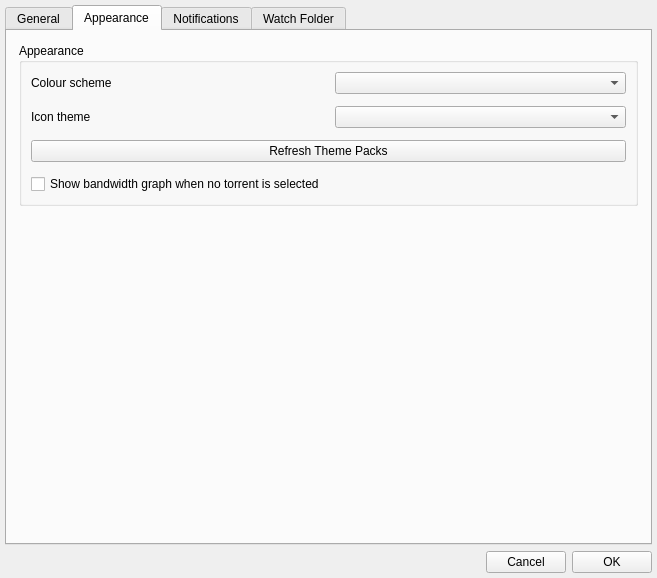
This is appsettings.ui in mveinot/transmission-control as Qt 5 draws it before an edit. The edited form follows.
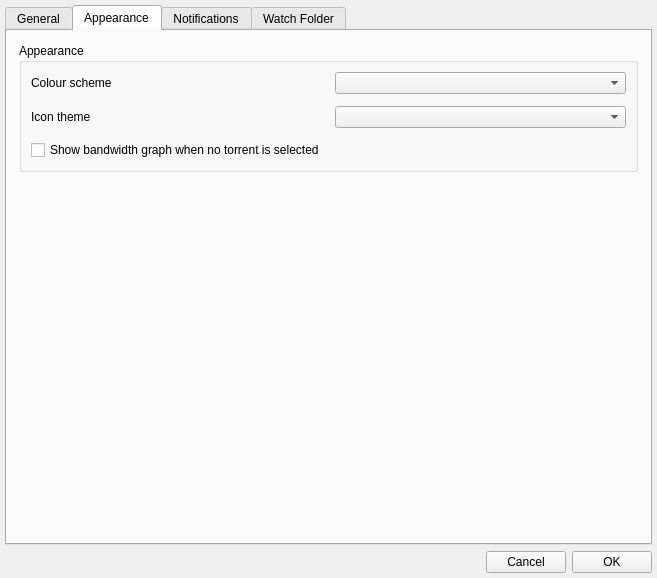
This is the edited form. The open tabs and pages were chosen to show the change.

Commit message: Add theme manager and connection resilience

Patch:
```diff
--- a/appsettings.ui
+++ b/appsettings.ui
@@ -324,16 +324,6 @@
            </widget>
           </item>
           <item row="2" column="0" colspan="2">
-           <widget class="QPushButton" name="refreshThemePacks">
-            <property name="toolTip">
-             <string>Scan the installed theme-pack directory for new or removed themes</string>
-            </property>
-            <property name="text">
-             <string>Refresh Theme Packs</string>
-            </property>
-           </widget>
-          </item>
-          <item row="3" column="0" colspan="2">
            <widget class="QCheckBox" name="showSessionOverview">
             <property name="toolTip">
              <string>Show recent bandwidth activity in the details pane when no torrent is selected</string>
```
The commit also changes 14 other files.
